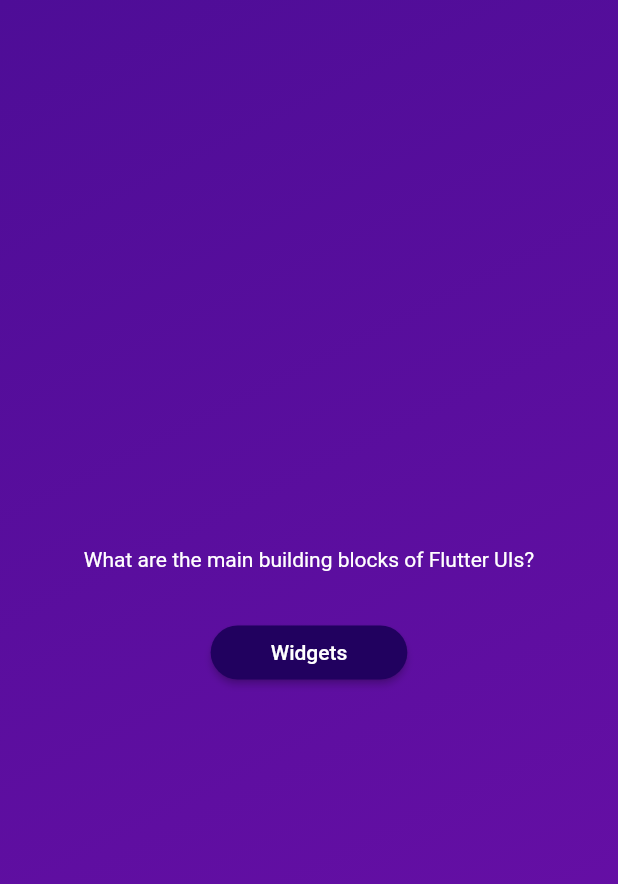
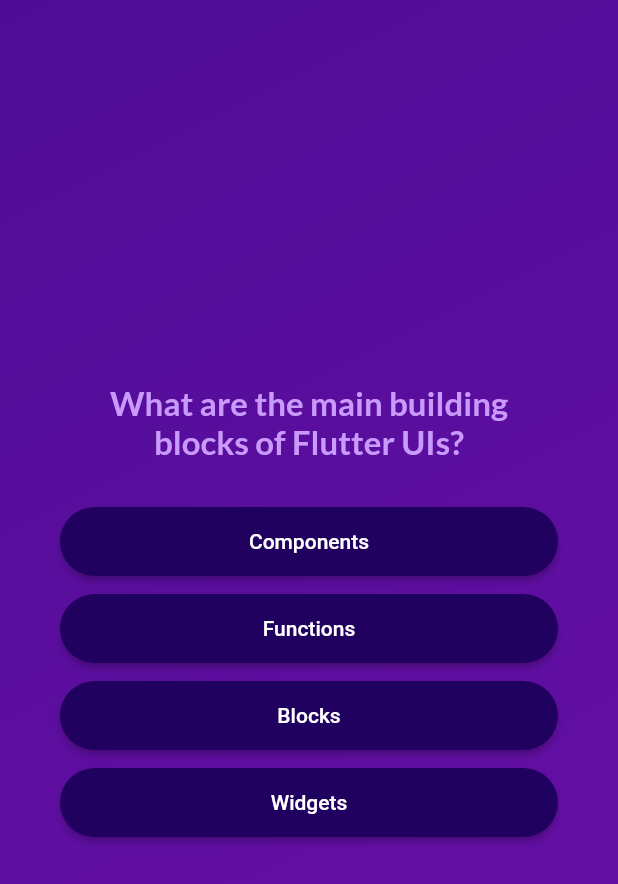
Before and after one commit to agronom81/adv_basics, a Flutter app: the screen it shows after launch, after a tap on "Start Quiz", on a phone screen of 412 x 824 dp. Shown: the top 884 px of the screen. Run offline on Flutter 3.47's test engine with Material 2 defaults, Android fonts, the phone set to English and light mode, and no system bars; our stand-ins replace google_fonts.

```diff
--- a/lib/answer_button.dart
+++ b/lib/answer_button.dart
@@ -1,10 +1,10 @@
 import 'package:flutter/material.dart';
 
 class AnswerButton extends StatelessWidget {
-  const AnswerButton(
-    this.answerText,
-    this.onTap, {
+  const AnswerButton({
     super.key,
+    required this.answerText,
+    required this.onTap,
   });
 
   final String answerText;
@@ -12,11 +12,13 @@ class AnswerButton extends StatelessWidget {
 
   @override
   Widget build(context) {
-    return ElevatedButton(
+    return Container(
+      margin: const EdgeInsets.only(bottom: 10.0),
+      child: ElevatedButton(
         onPressed: onTap,
         style: ElevatedButton.styleFrom(
             padding: const EdgeInsets.symmetric(
-            vertical: 10,
+              vertical: 15,
               horizontal: 40,
             ),
             backgroundColor: const Color.fromARGB(255, 33, 1, 95),
@@ -24,7 +26,11 @@ class AnswerButton extends StatelessWidget {
             shape: RoundedRectangleBorder(
               borderRadius: BorderRadius.circular(40),
             )),
-      child: Text(answerText),
+        child: Text(
+          answerText,
+          textAlign: TextAlign.center,
+        ),
+      ),
     );
   }
 }
--- a/lib/models/quiz_question.dart
+++ b/lib/models/quiz_question.dart
@@ -3,4 +3,10 @@ class QuizQuestion {
 
   final String text;
   final List<String> answers;
+
+  List<String> get shuffledAnswers {
+    final shuffledList = List.of(answers);
+    shuffledList.shuffle();
+    return shuffledList;
+  }
 }
--- a/lib/questions_screen.dart
+++ b/lib/questions_screen.dart
@@ -1,9 +1,12 @@
+import 'package:flutter/material.dart';
+import 'package:google_fonts/google_fonts.dart';
+import 'package:adv_basics/data/questions.dart';
 import 'package:adv_basics/answer_button.dart';
-import 'package:flutter/material.dart';
-import 'package:adv_basics/data/questions.dart';
 
 class QuestionsScreen extends StatefulWidget {
-  const QuestionsScreen({super.key});
+  const QuestionsScreen({super.key, required this.onSelectAnswer});
+
+  final void Function(String answer) onSelectAnswer;
 
   @override
   State<QuestionsScreen> createState() {
@@ -12,26 +15,49 @@ class QuestionsScreen extends StatefulWidget {
 }
 
 class _QuestionsScreenState extends State<QuestionsScreen> {
+  var currentQuestionIndex = 0;
+
+  void answerQuestion(String selectedAnswer) {
+    widget.onSelectAnswer(selectedAnswer);
+    setState(() {
+      currentQuestionIndex++;
+    });
+  }
+
   @override
   Widget build(context) {
-    final currentQuestion = questions[0];
+    final currentQuestion = questions[currentQuestionIndex];
 
-    return SizedBox(
+    return Container(
+      margin: const EdgeInsets.all(40),
+      child: SizedBox(
         width: double.infinity,
         child: Column(
           mainAxisAlignment: MainAxisAlignment.center,
+          crossAxisAlignment: CrossAxisAlignment.stretch,
           children: [
             Text(
               currentQuestion.text,
-            style: const TextStyle(
-              color: Colors.white,
+              style: GoogleFonts.lato(
+                color: const Color.fromARGB(255, 201, 153, 251),
+                fontSize: 22,
+                fontWeight: FontWeight.bold,
               ),
+              textAlign: TextAlign.center,
             ),
             const SizedBox(
               height: 30,
             ),
-          AnswerButton(currentQuestion.answers[0], () {})
+            ...currentQuestion.shuffledAnswers.map((answer) {
+              return AnswerButton(
+                answerText: answer,
+                onTap: () {
+                  answerQuestion(answer);
+                },
+              );
+            })
           ],
+        ),
       ),
     );
   }
--- a/lib/quiz.dart
+++ b/lib/quiz.dart
@@ -1,4 +1,6 @@
+import 'package:adv_basics/data/questions.dart';
 import 'package:adv_basics/questions_screen.dart';
+import 'package:adv_basics/results_screen.dart';
 import 'package:adv_basics/start_screen.dart';
 import 'package:flutter/material.dart';
 
@@ -14,6 +16,7 @@ class Quiz extends StatefulWidget {
 }
 
 class _QuizState extends State<Quiz> {
+  List<String> selectedAnswers = [];
   var activeScreen = 'start-screen';
 
   // @override
@@ -22,10 +25,21 @@ class _QuizState extends State<Quiz> {
   //   super.initState();
   // }
 
-  switchScreen() {
+  void switchScreen() {
     setState(() {
+      selectedAnswers = [];
       activeScreen = 'questions-screen';
     });
+  }
+
+  void chooseAnswer(String answer) {
+    selectedAnswers.add(answer);
+
+    if (selectedAnswers.length == questions.length) {
+      setState(() {
+        activeScreen = 'results-screen';
+      });
+    }
   }
 
   @override
@@ -33,7 +47,16 @@ class _QuizState extends State<Quiz> {
     Widget screenWidget = StartScreen(switchScreen);
 
     if (activeScreen == 'questions-screen') {
-      screenWidget = const QuestionsScreen();
+      screenWidget = QuestionsScreen(
+        onSelectAnswer: chooseAnswer,
+      );
+    }
+
+    if (activeScreen == 'results-screen') {
+      screenWidget = ResultsScreen(
+        chosenAnswers: selectedAnswers,
+        restartQuiz: switchScreen,
+      );
     }
 
     return MaterialApp(
--- a/lib/start_screen.dart
+++ b/lib/start_screen.dart
@@ -1,4 +1,5 @@
 import 'package:flutter/material.dart';
+import 'package:google_fonts/google_fonts.dart';
 
 class StartScreen extends StatelessWidget {
   const StartScreen(this.startQuiz, {super.key});
@@ -19,10 +20,10 @@ class StartScreen extends StatelessWidget {
           const SizedBox(
             height: 80,
           ),
-          const Text(
+          Text(
             'Learn Flutter the fun way',
-            style: TextStyle(
-              color: Color.fromARGB(255, 237, 223, 252),
+            style: GoogleFonts.lato(
+              color: const Color.fromARGB(255, 237, 223, 252),
               fontSize: 24,
             ),
           ),
--- a/pubspec.yaml
+++ b/pubspec.yaml
@@ -34,6 +34,7 @@ dependencies:
     # The following adds the Cupertino Icons font to your application.
     # Use with the CupertinoIcons class for iOS style icons.
     cupertino_icons: ^1.0.2
+    google_fonts: ^5.1.0
 
 dev_dependencies:
     flutter_test:
```
Also changed, not shown: lib/questions_summary.dart (added, +134 -0 lines), lib/results_screen.dart (added, +75 -0 lines), pubspec.lock, 7 other files. Lines whose indentation alone changed are shown as unchanged.
